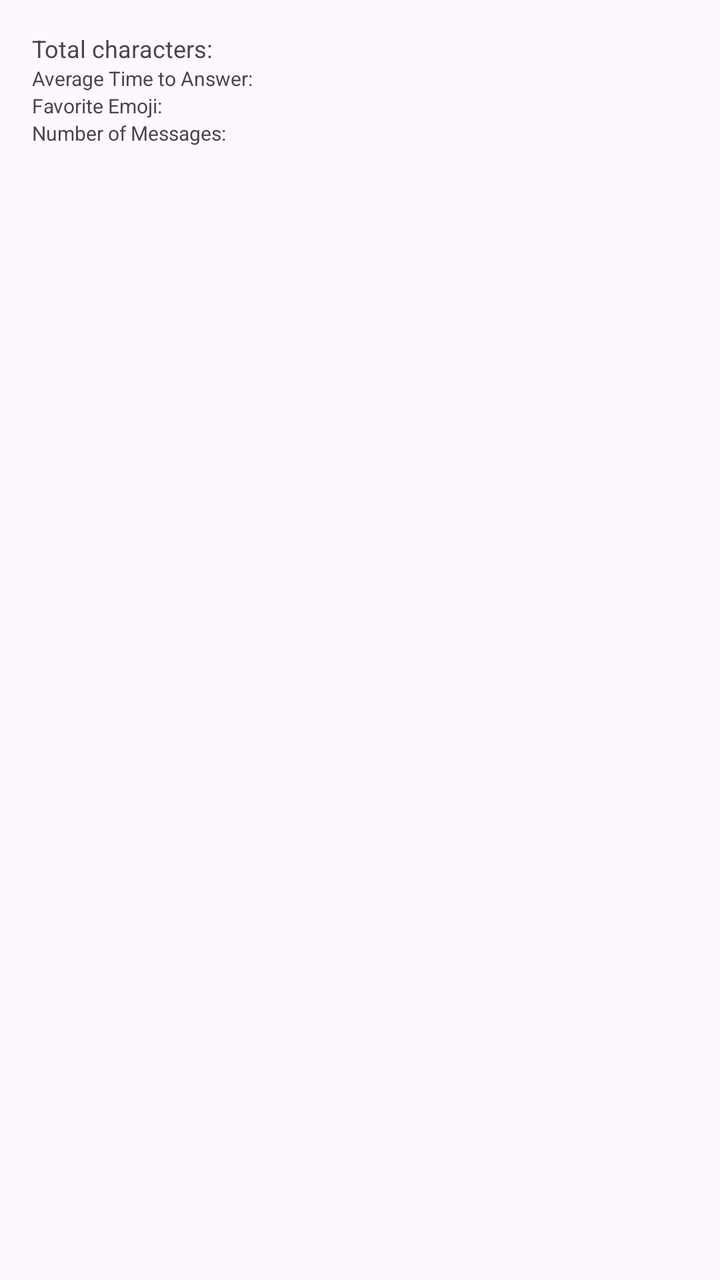
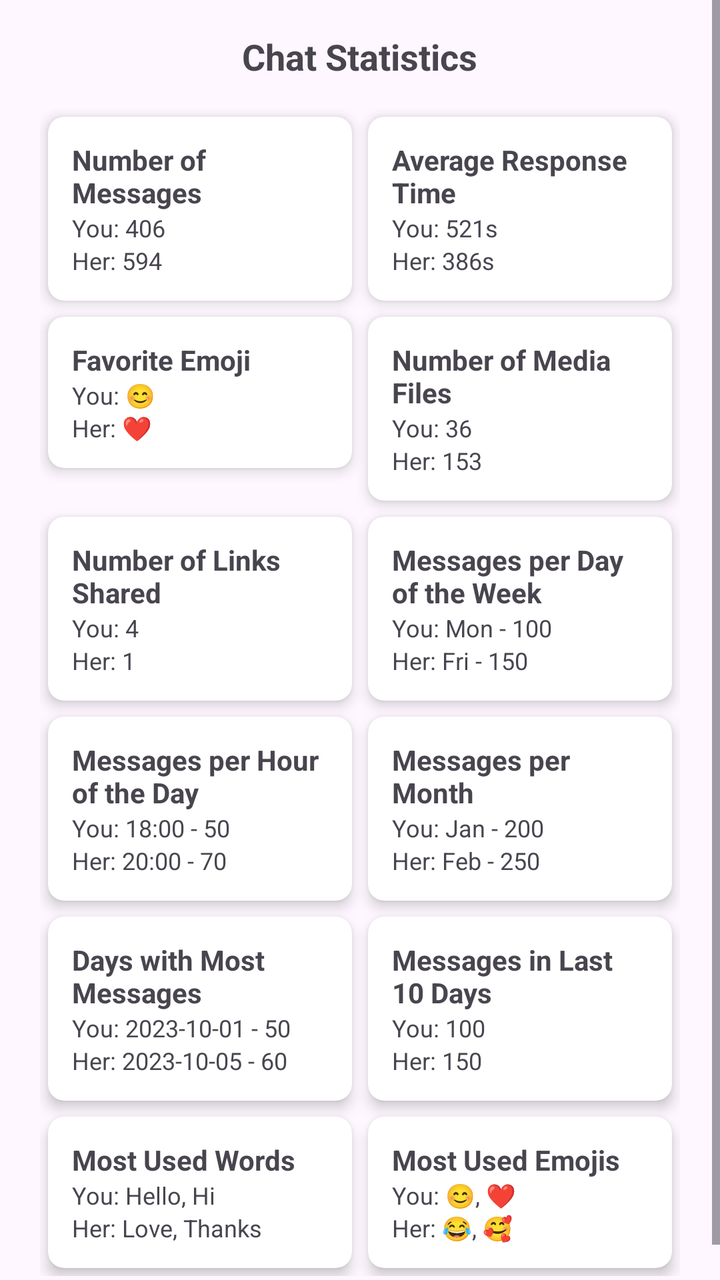

Screens rendered from an Android XML layout before and after an edit, with the pre-edit source and the edit as a unified diff.
<!-- AndroidManifest.xml: application theme Theme.Lasttele -->
<!-- res/layout/results_screen.xml -->
<LinearLayout xmlns:android="http://schemas.android.com/apk/res/android"
    android:layout_width="match_parent"
    android:layout_height="match_parent"
    android:orientation="vertical"
    android:padding="16dp">

    <TextView
        android:id="@+id/resultsTextView"
        android:layout_width="wrap_content"
        android:layout_height="wrap_content"
        android:text="Total characters: "
        android:textSize="12sp" />

    <TextView
        android:id="@+id/averageTimeTextView"
        android:layout_width="wrap_content"
        android:layout_height="wrap_content"
        android:text="Average Time to Answer: "
        android:textSize="10sp" />

    <TextView
        android:id="@+id/favoriteEmojiTextView"
        android:layout_width="wrap_content"
        android:layout_height="wrap_content"
        android:text="Favorite Emoji: "
        android:textSize="10sp" />

    <TextView
        android:id="@+id/numberOfMessagesTextView"
        android:layout_width="wrap_content"
        android:layout_height="wrap_content"
        android:text="Number of Messages: "
        android:textSize="10sp" />

</LinearLayout>
<!-- resources referenced by this layout -->
<resources>
  <style name="Theme.Lasttele" parent="Base.Theme.Lasttele" />
  <style name="Base.Theme.Lasttele" parent="Theme.Material3.DayNight.NoActionBar">
          
  
          
      </style>
</resources>

<!-- the commit's change to res/layout/results_screen.xml (unified diff, before → after) -->
@@ -1,35 +1,491 @@
-<LinearLayout xmlns:android="http://schemas.android.com/apk/res/android"
+<?xml version="1.0" encoding="utf-8"?>
+<ScrollView
+    xmlns:android="http://schemas.android.com/apk/res/android"
     android:layout_width="match_parent"
+    xmlns:app="http://schemas.android.com/apk/res-auto"
     android:layout_height="match_parent"
-    android:orientation="vertical"
-    android:padding="16dp">
-
-    <TextView
-        android:id="@+id/resultsTextView"
-        android:layout_width="wrap_content"
+    android:fillViewport="true">
+
+    <LinearLayout
+        android:layout_width="match_parent"
         android:layout_height="wrap_content"
-        android:text="Total characters: "
-        android:textSize="12sp" />
-
-    <TextView
-        android:id="@+id/averageTimeTextView"
-        android:layout_width="wrap_content"
-        android:layout_height="wrap_content"
-        android:text="Average Time to Answer: "
-        android:textSize="10sp" />
-
-    <TextView
-        android:id="@+id/favoriteEmojiTextView"
-        android:layout_width="wrap_content"
-        android:layout_height="wrap_content"
-        android:text="Favorite Emoji: "
-        android:textSize="10sp" />
-
-    <TextView
-        android:id="@+id/numberOfMessagesTextView"
-        android:layout_width="wrap_content"
-        android:layout_height="wrap_content"
-        android:text="Number of Messages: "
-        android:textSize="10sp" />
-
-</LinearLayout>
+        android:orientation="vertical"
+        android:padding="16dp">
+
+        <TextView
+            android:layout_width="wrap_content"
+            android:layout_height="wrap_content"
+            android:text="Chat Statistics"
+            android:textSize="18sp"
+            android:textStyle="bold"
+            android:layout_gravity="center"
+            android:paddingBottom="10dp"/>
+
+        <GridLayout
+            android:layout_width="match_parent"
+            android:layout_height="wrap_content"
+            android:columnCount="2"
+            android:rowCount="6"
+            android:padding="4dp">
+
+            
+            <androidx.cardview.widget.CardView
+                android:layout_width="0dp"
+                android:layout_height="wrap_content"
+                android:layout_columnWeight="1"
+                android:layout_margin="4dp"
+                app:cardCornerRadius="8dp"
+                app:cardElevation="4dp">
+
+                <LinearLayout
+                    android:layout_width="match_parent"
+                    android:layout_height="wrap_content"
+                    android:orientation="vertical"
+                    android:padding="12dp">
+
+                    <TextView
+                        android:layout_width="wrap_content"
+                        android:layout_height="wrap_content"
+                        android:text="Number of Messages"
+                        android:textStyle="bold"
+                        android:textSize="14sp"/>
+
+                    <TextView
+                        android:id="@+id/yourMessagesTextView"
+                        android:layout_width="wrap_content"
+                        android:layout_height="wrap_content"
+                        android:text="You: 406"
+                        android:textSize="12sp"/>
+
+                    <TextView
+                        android:id="@+id/herMessagesTextView"
+                        android:layout_width="wrap_content"
+                        android:layout_height="wrap_content"
+                        android:text="Her: 594"
+                        android:textSize="12sp"/>
+                </LinearLayout>
+            </androidx.cardview.widget.CardView>
+
+            
+            <androidx.cardview.widget.CardView
+                android:layout_width="0dp"
+                android:layout_height="wrap_content"
+                android:layout_columnWeight="1"
+                android:layout_margin="4dp"
+                app:cardCornerRadius="8dp"
+                app:cardElevation="4dp">
+
+                <LinearLayout
+                    android:layout_width="match_parent"
+                    android:layout_height="wrap_content"
+                    android:orientation="vertical"
+                    android:padding="12dp">
+
+                    <TextView
+                        android:layout_width="wrap_content"
+                        android:layout_height="wrap_content"
+                        android:text="Average Response Time"
+                        android:textStyle="bold"
+                        android:textSize="14sp"/>
+
+                    <TextView
+                        android:id="@+id/yourAverageTimeTextView"
+                        android:layout_width="wrap_content"
+                        android:layout_height="wrap_content"
+                        android:text="You: 521s"
+                        android:textSize="12sp"/>
+
+                    <TextView
+                        android:id="@+id/herAverageTimeTextView"
+                        android:layout_width="wrap_content"
+                        android:layout_height="wrap_content"
+                        android:text="Her: 386s"
+                        android:textSize="12sp"/>
+                </LinearLayout>
+            </androidx.cardview.widget.CardView>
+
+            
+            <androidx.cardview.widget.CardView
+                android:layout_width="0dp"
+                android:layout_height="wrap_content"
+                android:layout_columnWeight="1"
+                android:layout_margin="4dp"
+                app:cardCornerRadius="8dp"
+                app:cardElevation="4dp">
+
+                <LinearLayout
+                    android:layout_width="match_parent"
+                    android:layout_height="wrap_content"
+                    android:orientation="vertical"
+                    android:padding="12dp">
+
+                    <TextView
+                        android:layout_width="wrap_content"
+                        android:layout_height="wrap_content"
+                        android:text="Favorite Emoji"
+                        android:textStyle="bold"
+                        android:textSize="14sp"/>
+
+                    <TextView
+                        android:id="@+id/yourFavoriteEmojiTextView"
+                        android:layout_width="wrap_content"
+                        android:layout_height="wrap_content"
+                        android:text="You: 😊"
+                        android:textSize="12sp"/>
+
+                    <TextView
+                        android:id="@+id/herFavoriteEmojiTextView"
+                        android:layout_width="wrap_content"
+                        android:layout_height="wrap_content"
+                        android:text="Her: ❤️"
+                        android:textSize="12sp"/>
+                </LinearLayout>
+            </androidx.cardview.widget.CardView>
+
+            
+            <androidx.cardview.widget.CardView
+                android:layout_width="0dp"
+                android:layout_height="wrap_content"
+                android:layout_columnWeight="1"
+                android:layout_margin="4dp"
+                app:cardCornerRadius="8dp"
+                app:cardElevation="4dp">
+
+                <LinearLayout
+                    android:layout_width="match_parent"
+                    android:layout_height="wrap_content"
+                    android:orientation="vertical"
+                    android:padding="12dp">
+
+                    <TextView
+                        android:layout_width="wrap_content"
+                        android:layout_height="wrap_content"
+                        android:text="Number of Media Files"
+                        android:textStyle="bold"
+                        android:textSize="14sp"/>
+
+                    <TextView
+                        android:id="@+id/yourMediaFilesTextView"
+                        android:layout_width="wrap_content"
+                        android:layout_height="wrap_content"
+                        android:text="You: 36"
+                        android:textSize="12sp"/>
+
+                    <TextView
+                        android:id="@+id/herMediaFilesTextView"
+                        android:layout_width="wrap_content"
+                        android:layout_height="wrap_content"
+                        android:text="Her: 153"
+                        android:textSize="12sp"/>
+                </LinearLayout>
+            </androidx.cardview.widget.CardView>
+
+            
+            <androidx.cardview.widget.CardView
+                android:layout_width="0dp"
+                android:layout_height="wrap_content"
+                android:layout_columnWeight="1"
+                android:layout_margin="4dp"
+                app:cardCornerRadius="8dp"
+                app:cardElevation="4dp">
+
+                <LinearLayout
+                    android:layout_width="match_parent"
+                    android:layout_height="wrap_content"
+                    android:orientation="vertical"
+                    android:padding="12dp">
+
+                    <TextView
+                        android:layout_width="wrap_content"
+                        android:layout_height="wrap_content"
+                        android:text="Number of Links Shared"
+                        android:textStyle="bold"
+                        android:textSize="14sp"/>
+
+                    <TextView
+                        android:id="@+id/yourLinksTextView"
+                        android:layout_width="wrap_content"
+                        android:layout_height="wrap_content"
+                        android:text="You: 4"
+                        android:textSize="12sp"/>
+
+                    <TextView
+                        android:id="@+id/herLinksTextView"
+                        android:layout_width="wrap_content"
+                        android:layout_height="wrap_content"
+                        android:text="Her: 1"
+                        android:textSize="12sp"/>
+                </LinearLayout>
+            </androidx.cardview.widget.CardView>
+
+            
+            <androidx.cardview.widget.CardView
+                android:layout_width="0dp"
+                android:layout_height="wrap_content"
+                android:layout_columnWeight="1"
+                android:layout_margin="4dp"
+                app:cardCornerRadius="8dp"
+                app:cardElevation="4dp">
+
+                <LinearLayout
+                    android:layout_width="match_parent"
+                    android:layout_height="wrap_content"
+                    android:orientation="vertical"
+                    android:padding="12dp">
+
+                    <TextView
+                        android:layout_width="wrap_content"
+                        android:layout_height="wrap_content"
+                        android:text="Messages per Day of the Week"
+                        android:textStyle="bold"
+                        android:textSize="14sp"/>
+
+                    <TextView
+                        android:id="@+id/yourDayOfWeekTextView"
+                        android:layout_width="wrap_content"
+                        android:layout_height="wrap_content"
+                        android:text="You: Mon - 100"
+                        android:textSize="12sp"/>
+
+                    <TextView
+                        android:id="@+id/herDayOfWeekTextView"
+                        android:layout_width="wrap_content"
+                        android:layout_height="wrap_content"
+                        android:text="Her: Fri - 150"
+                        android:textSize="12sp"/>
+                </LinearLayout>
+            </androidx.cardview.widget.CardView>
+
+            
+            <androidx.cardview.widget.CardView
+                android:layout_width="0dp"
+                android:layout_height="wrap_content"
+                android:layout_columnWeight="1"
+                android:layout_margin="4dp"
+                app:cardCornerRadius="8dp"
+                app:cardElevation="4dp">
+
+                <LinearLayout
+                    android:layout_width="match_parent"
+                    android:layout_height="wrap_content"
+                    android:orientation="vertical"
+                    android:padding="12dp">
+
+                    <TextView
+                        android:layout_width="wrap_content"
+                        android:layout_height="wrap_content"
+                        android:text="Messages per Hour of the Day"
+                        android:textStyle="bold"
+                        android:textSize="14sp"/>
+
+                    <TextView
+                        android:id="@+id/yourHourOfDayTextView"
+                        android:layout_width="wrap_content"
+                        android:layout_height="wrap_content"
+                        android:text="You: 18:00 - 50"
+                        android:textSize="12sp"/>
+
+                    <TextView
+                        android:id="@+id/herHourOfDayTextView"
+                        android:layout_width="wrap_content"
+                        android:layout_height="wrap_content"
+                        android:text="Her: 20:00 - 70"
+                        android:textSize="12sp"/>
+                </LinearLayout>
+            </androidx.cardview.widget.CardView>
+
+            
+            <androidx.cardview.widget.CardView
+                android:layout_width="0dp"
+                android:layout_height="wrap_content"
+                android:layout_columnWeight="1"
+                android:layout_margin="4dp"
+                app:cardCornerRadius="8dp"
+                app:cardElevation="4dp">
+
+                <LinearLayout
+                    android:layout_width="match_parent"
+                    android:layout_height="wrap_content"
+                    android:orientation="vertical"
+                    android:padding="12dp">
+
+                    <TextView
+                        android:layout_width="wrap_content"
+                        android:layout_height="wrap_content"
+                        android:text="Messages per Month"
+                        android:textStyle="bold"
+                        android:textSize="14sp"/>
+
+                    <TextView
+                        android:id="@+id/yourMonthTextView"
+                        android:layout_width="wrap_content"
+                        android:layout_height="wrap_content"
+                        android:text="You: Jan - 200"
+                        android:textSize="12sp"/>
+
+                    <TextView
+                        android:id="@+id/herMonthTextView"
+                        android:layout_width="wrap_content"
+                        android:layout_height="wrap_content"
+                        android:text="Her: Feb - 250"
+                        android:textSize="12sp"/>
+                </LinearLayout>
+            </androidx.cardview.widget.CardView>
+
+            
+            <androidx.cardview.widget.CardView
+                android:layout_width="0dp"
+                android:layout_height="wrap_content"
+                android:layout_columnWeight="1"
+                android:layout_margin="4dp"
+                app:cardCornerRadius="8dp"
+                app:cardElevation="4dp">
+
+                <LinearLayout
+                    android:layout_width="match_parent"
+                    android:layout_height="wrap_content"
+                    android:orientation="vertical"
+                    android:padding="12dp">
+
+                    <TextView
+                        android:layout_width="wrap_content"
+                        android:layout_height="wrap_content"
+                        android:text="Days with Most Messages"
+                        android:textStyle="bold"
+                        android:textSize="14sp"/>
+
+                    <TextView
+                        android:id="@+id/yourDaysMostMessagesTextView"
+                        android:layout_width="wrap_content"
+                        android:layout_height="wrap_content"
+                        android:text="You: 2023-10-01 - 50"
+                        android:textSize="12sp"/>
+
+                    <TextView
+                        android:id="@+id/herDaysMostMessagesTextView"
+                        android:layout_width="wrap_content"
+                        android:layout_height="wrap_content"
+                        android:text="Her: 2023-10-05 - 60"
+                        android:textSize="12sp"/>
+                </LinearLayout>
+            </androidx.cardview.widget.CardView>
+
+            
+            <androidx.cardview.widget.CardView
+                android:layout_width="0dp"
+                android:layout_height="wrap_content"
+                android:layout_columnWeight="1"
+                android:layout_margin="4dp"
+                app:cardCornerRadius="8dp"
+                app:cardElevation="4dp">
+
+                <LinearLayout
+                    android:layout_width="match_parent"
+                    android:layout_height="wrap_content"
+                    android:orientation="vertical"
+                    android:padding="12dp">
+
+                    <TextView
+                        android:layout_width="wrap_content"
+                        android:layout_height="wrap_content"
+                        android:text="Messages in Last 10 Days"
+                        android:textStyle="bold"
+                        android:textSize="14sp"/>
+
+                    <TextView
+                        android:id="@+id/yourLast10DaysTextView"
+                        android:layout_width="wrap_content"
+                        android:layout_height="wrap_content"
+                        android:text="You: 100"
+                        android:textSize="12sp"/>
+
+                    <TextView
+                        android:id="@+id/herLast10DaysTextView"
+                        android:layout_width="wrap_content"
+                        android:layout_height="wrap_content"
+                        android:text="Her: 150"
+                        android:textSize="12sp"/>
+                </LinearLayout>
+            </androidx.cardview.widget.CardView>
+
+            
+            <androidx.cardview.widget.CardView
+                android:layout_width="0dp"
+                android:layout_height="wrap_content"
+                android:layout_columnWeight="1"
+                android:layout_margin="4dp"
+                app:cardCornerRadius="8dp"
+                app:cardElevation="4dp">
+
+                <LinearLayout
+                    android:layout_width="match_parent"
+                    android:layout_height="wrap_content"
+                    android:orientation="vertical"
+                    android:padding="12dp">
+
+                    <TextView
+                        android:layout_width="wrap_content"
+                        android:layout_height="wrap_content"
+                        android:text="Most Used Words"
+                        android:textStyle="bold"
+                        android:textSize="14sp"/>
+
+                    <TextView
+                        android:id="@+id/yourMostUsedWordsTextView"
+                        android:layout_width="wrap_content"
+                        android:layout_height="wrap_content"
+                        android:text="You: Hello, Hi"
+                        android:textSize="12sp"/>
+
+                    <TextView
+                        android:id="@+id/herMostUsedWordsTextView"
+                        android:layout_width="wrap_content"
+                        android:layout_height="wrap_content"
+                        android:text="Her: Love, Thanks"
+                        android:textSize="12sp"/>
+                </LinearLayout>
+            </androidx.cardview.widget.CardView>
+
+            
+            <androidx.cardview.widget.CardView
+                android:layout_width="0dp"
+                android:layout_height="wrap_content"
+                android:layout_columnWeight="1"
+                android:layout_margin="4dp"
+                app:cardCornerRadius="8dp"
+                app:cardElevation="4dp">
+
+                <LinearLayout
+                    android:layout_width="match_parent"
+                    android:layout_height="wrap_content"
+                    android:orientation="vertical"
+                    android:padding="12dp">
+
+                    <TextView
+                        android:layout_width="wrap_content"
+                        android:layout_height="wrap_content"
+                        android:text="Most Used Emojis"
+                        android:textStyle="bold"
+                        android:textSize="14sp"/>
+
+                    <TextView
+                        android:id="@+id/yourMostUsedEmojisTextView"
+                        android:layout_width="wrap_content"
+                        android:layout_height="wrap_content"
+                        android:text="You: 😊, ❤️"
+                        android:textSize="12sp"/>
+
+                    <TextView
+                        android:id="@+id/herMostUsedEmojisTextView"
+                        android:layout_width="wrap_content"
+                        android:layout_height="wrap_content"
+                        android:text="Her: 😂, 🥰"
+                        android:textSize="12sp"/>
+                </LinearLayout>
+            </androidx.cardview.widget.CardView>
+
+        </GridLayout>
+
+    </LinearLayout>
+
+</ScrollView>
